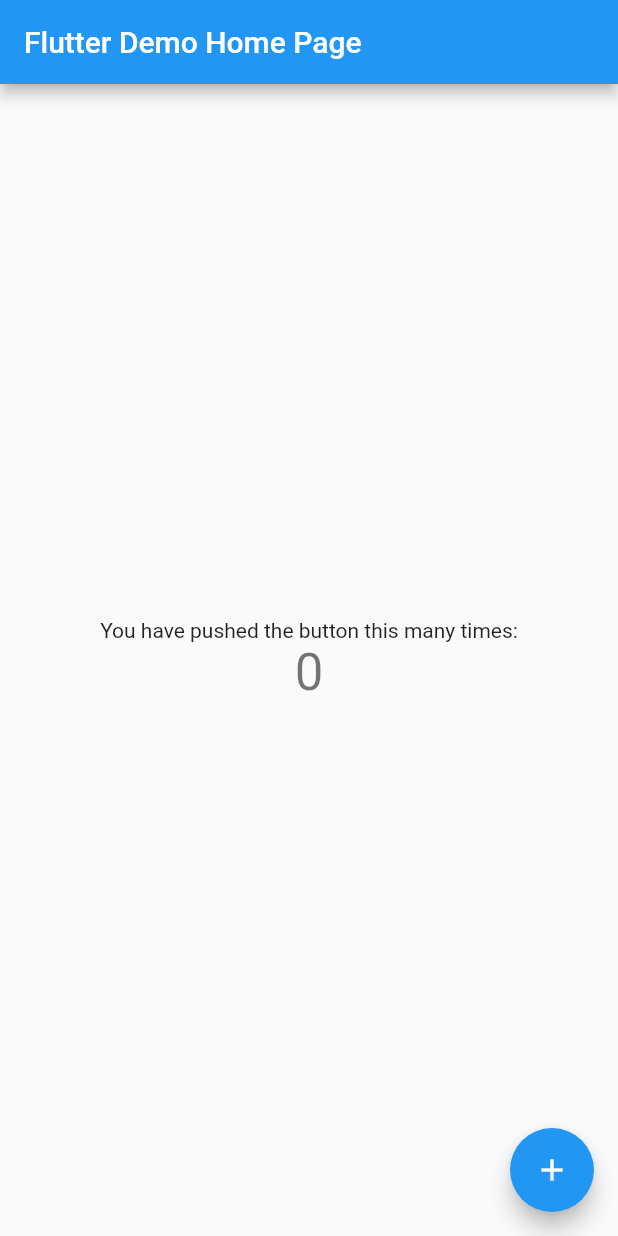
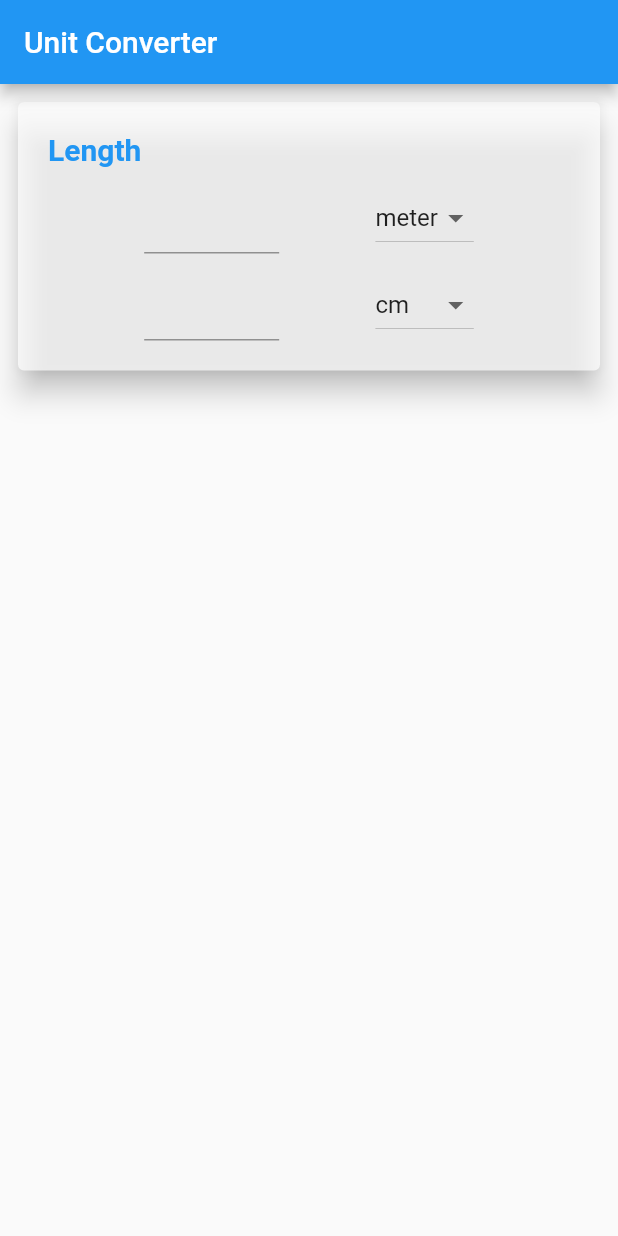
Before and after one commit to saplynx/TXON_01, a Flutter app: the screen it shows after launch, on a phone screen of 412 x 824 dp. Run offline on Flutter 3.47's test engine with Material 2 defaults, Android fonts, the phone set to English and light mode, and no system bars.

Commit message:
Added card element and length converter function

```diff
--- /dev/null
+++ b/lib/ConverterCard.dart
@@ -0,0 +1,116 @@
+import 'package:flutter/material.dart';
+import 'package:unit_converter/consts.dart';
+import 'package:unit_converter/converter.dart';
+
+class ConverterCard extends StatefulWidget {
+  const ConverterCard({
+    super.key,
+  });
+
+  @override
+  State<ConverterCard> createState() => _ConverterCardState();
+}
+
+class _ConverterCardState extends State<ConverterCard> {
+  String dropDown1Value = 'm';
+  String dropDown2Value = 'cm';
+
+  TextEditingController t1 = TextEditingController();
+  TextEditingController t2 = TextEditingController();
+
+
+  List<DropdownMenuItem> lengthUnits = [
+    DropdownMenuItem(
+      child: Text('meter'),
+      value: 'm',
+    ),
+    DropdownMenuItem(
+      child: Text('cm'),
+      value: 'cm',
+    ),
+    DropdownMenuItem(
+      child: Text('km'),
+      value: 'km',
+    ),
+    DropdownMenuItem(
+      child: Text('ft'),
+      value: 'ft',
+    ),
+  ];
+
+  @override
+  Widget build(BuildContext context) {
+    return Container(
+      padding: EdgeInsets.fromLTRB(8.0, 8.0, 8.0, 0.0),
+      child: Card(
+        elevation: 8.0,
+        color: Colors.white70,
+        child: Container(
+          padding: EdgeInsets.all(20.0),
+          child: Column(
+            crossAxisAlignment: CrossAxisAlignment.start,
+            children: [
+              Text('Length', style: cardTitle),
+              SizedBox(
+                height: 10.0,
+              ),
+              Row(
+                mainAxisAlignment: MainAxisAlignment.spaceEvenly,
+                children: [
+                  Container(
+                    width: 90.0,
+                    child: TextField(
+                      controller: t1,
+                      keyboardType: TextInputType.number,
+                      onChanged: (String input) {
+                        setState(() {
+                          t2.text = lengthConverter(dropDown1Value, dropDown2Value, input)!;
+                        });
+                      },
+                    ),
+                  ),
+                  DropdownButton(
+                    items: lengthUnits,
+                    value: dropDown1Value,
+                    onChanged: (value) {
+                      setState(() {
+                        dropDown1Value = value;
+                        t2.text = lengthConverter(dropDown1Value, dropDown2Value, t1.text)!;
+                      });
+                    },
+                  ),
+                ],
+              ),
+              SizedBox(height: 10.0,),
+              Row(
+                mainAxisAlignment: MainAxisAlignment.spaceEvenly,
+                children: [
+                  Container(
+                    width: 90.0,
+                    child: TextField(
+                      controller: t2,
+                      keyboardType: TextInputType.number,
+                      onChanged: (String input) {
+                        t1.text = lengthConverter(dropDown2Value, dropDown1Value, input)!;
+                      },
+                    ),
+                  ),
+                  DropdownButton(
+                    items: lengthUnits,
+                    value: dropDown2Value,
+                    onChanged: (value) {
+                      setState(() {
+                        dropDown2Value = value;
+                        t2.text = lengthConverter(dropDown1Value, dropDown2Value, t1.text)!;
+                      });
+                    },
+                  ),
+                ],
+              ),
+            ],
+          ),
+        ),
+      ),
+    );
+  }
+}
--- /dev/null
+++ b/lib/consts.dart
@@ -0,0 +1,7 @@
+import 'package:flutter/material.dart';
+
+TextStyle cardTitle = TextStyle(
+  fontSize: 20.0,
+  fontWeight: FontWeight.bold,
+  color: Colors.blue,
+);
--- a/lib/main.dart
+++ b/lib/main.dart
@@ -1,115 +1,30 @@
 import 'package:flutter/material.dart';
+import 'package:unit_converter/consts.dart';
+import 'package:unit_converter/ConverterCard.dart';
 
 void main() {
-  runApp(const MyApp());
+  runApp(UnitConverter());
 }
 
-class MyApp extends StatelessWidget {
-  const MyApp({super.key});
+class UnitConverter extends StatefulWidget {
+  const UnitConverter({Key? key}) : super(key: key);
 
-  // This widget is the root of your application.
+  @override
+  State<UnitConverter> createState() => _UnitConverterState();
+}
+
+class _UnitConverterState extends State<UnitConverter> {
   @override
   Widget build(BuildContext context) {
     return MaterialApp(
-      title: 'Flutter Demo',
-      theme: ThemeData(
-        // This is the theme of your application.
-        //
-        // Try running your application with "flutter run". You'll see the
-        // application has a blue toolbar. Then, without quitting the app, try
-        // changing the primarySwatch below to Colors.green and then invoke
-        // "hot reload" (press "r" in the console where you ran "flutter run",
-        // or simply save your changes to "hot reload" in a Flutter IDE).
-        // Notice that the counter didn't reset back to zero; the application
-        // is not restarted.
-        primarySwatch: Colors.blue,
+      home: Scaffold(
+        appBar: AppBar(title: Text('Unit Converter')),
+        body: Column(
+          children: [
+            ConverterCard()
+          ],
+        ),
       ),
-      home: const MyHomePage(title: 'Flutter Demo Home Page'),
     );
   }
 }
-
-class MyHomePage extends StatefulWidget {
-  const MyHomePage({super.key, required this.title});
-
-  // This widget is the home page of your application. It is stateful, meaning
-  // that it has a State object (defined below) that contains fields that affect
-  // how it looks.
-
-  // This class is the configuration for the state. It holds the values (in this
-  // case the title) provided by the parent (in this case the App widget) and
-  // used by the build method of the State. Fields in a Widget subclass are
-  // always marked "final".
-
-  final String title;
-
-  @override
-  State<MyHomePage> createState() => _MyHomePageState();
-}
-
-class _MyHomePageState extends State<MyHomePage> {
-  int _counter = 0;
-
-  void _incrementCounter() {
-    setState(() {
-      // This call to setState tells the Flutter framework that something has
-      // changed in this State, which causes it to rerun the build method below
-      // so that the display can reflect the updated values. If we changed
-      // _counter without calling setState(), then the build method would not be
-      // called again, and so nothing would appear to happen.
-      _counter++;
-    });
-  }
-
-  @override
-  Widget build(BuildContext context) {
-    // This method is rerun every time setState is called, for instance as done
-    // by the _incrementCounter method above.
-    //
-    // The Flutter framework has been optimized to make rerunning build methods
-    // fast, so that you can just rebuild anything that needs updating rather
-    // than having to individually change instances of widgets.
-    return Scaffold(
-      appBar: AppBar(
-        // Here we take the value from the MyHomePage object that was created by
-        // the App.build method, and use it to set our appbar title.
-        title: Text(widget.title),
-      ),
-      body: Center(
-        // Center is a layout widget. It takes a single child and positions it
-        // in the middle of the parent.
-        child: Column(
-          // Column is also a layout widget. It takes a list of children and
-          // arranges them vertically. By default, it sizes itself to fit its
-          // children horizontally, and tries to be as tall as its parent.
-          //
-          // Invoke "debug painting" (press "p" in the console, choose the
-          // "Toggle Debug Paint" action from the Flutter Inspector in Android
-          // Studio, or the "Toggle Debug Paint" command in Visual Studio Code)
-          // to see the wireframe for each widget.
-          //
-          // Column has various properties to control how it sizes itself and
-          // how it positions its children. Here we use mainAxisAlignment to
-          // center the children vertically; the main axis here is the vertical
-          // axis because Columns are vertical (the cross axis would be
-          // horizontal).
-          mainAxisAlignment: MainAxisAlignment.center,
-          children: <Widget>[
-            const Text(
-              'You have pushed the button this many times:',
-            ),
-            Text(
-              '$_counter',
-              style: Theme.of(context).textTheme.headlineMedium,
-            ),
-          ],
-        ),
-      ),
-      floatingActionButton: FloatingActionButton(
-        onPressed: _incrementCounter,
-        tooltip: 'Increment',
-        child: const Icon(Icons.add),
-      ), // This trailing comma makes auto-formatting nicer for build methods.
-    );
-  }
-}
```
Also changed, not shown: lib/converter.dart (added, +94 -0 lines), 1 other file.
